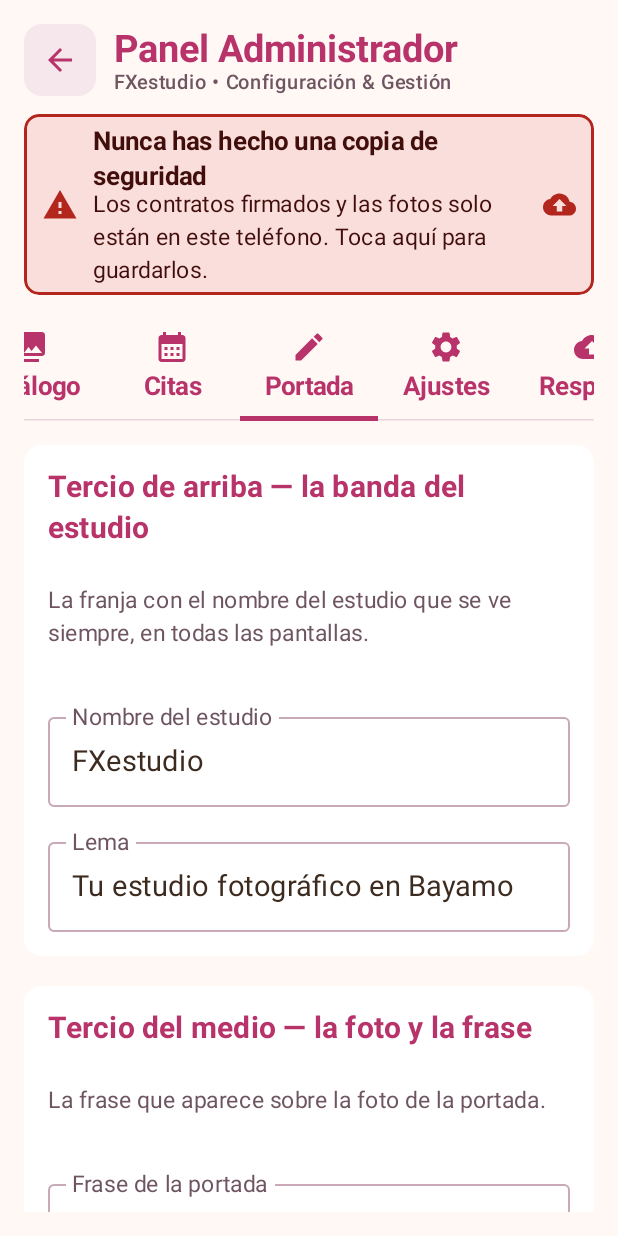
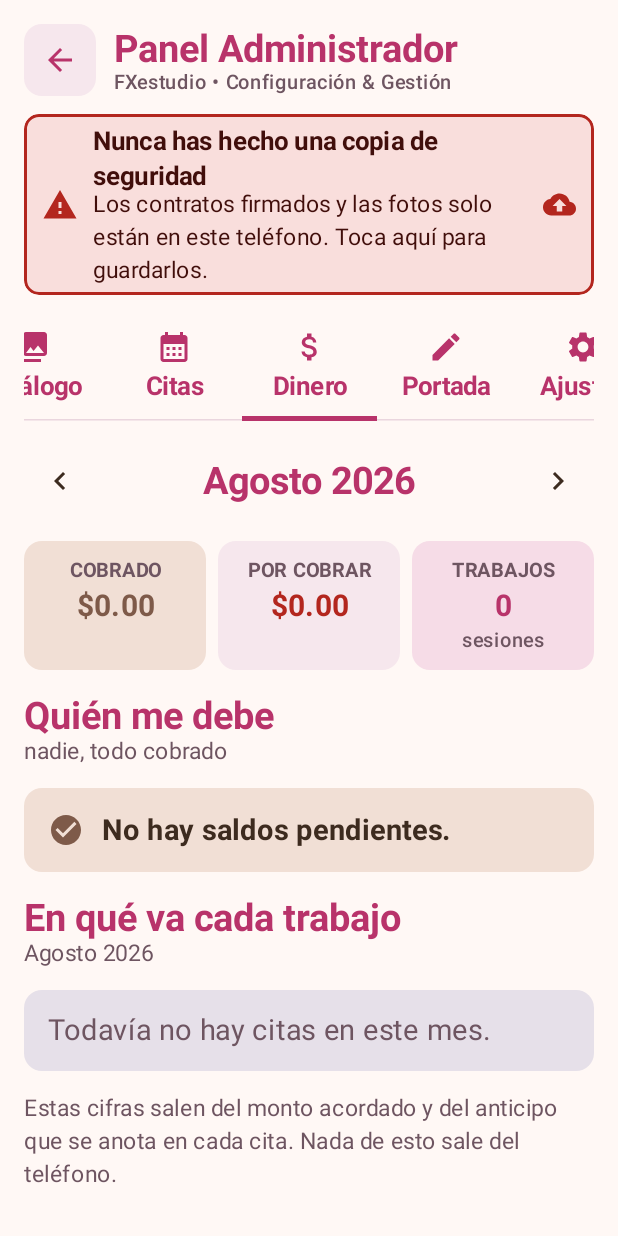
Before and after one commit to Ancylostoma/FX-Studio-1.0, an Android app built with Jetpack Compose: the composable AdminScreen shown on its own in the app's theme, tab 3 chosen, on a phone screen of 412 x 824 dp. Run offline under Robolectric (Android 15) with nearby library versions, the phone set to English and light mode, and no system bars; our stand-ins replace Room's generated code.

Commit message:
Panel de admin: nueva pestaña "Dinero"
Los montos ya se guardaban en cada cita (montoAcordado, anticipoPagado,
saldoPendiente y estado), pero solo se veían de una en una dentro de la
ficha del cliente. En ningún lugar se sumaban, así que para saber cuánto
se cobró en el mes o quién quedó debiendo había que abrir cita por cita.

Esta pestaña agrupa esos mismos datos, sin pedir nada nuevo:

- Tres cifras del mes elegido: cobrado, por cobrar y número de sesiones,
  cada una con su equivalencia en CUP según la tasa del estudio.
- "Quién me debe": todos los saldos pendientes, de cualquier mes, de
  mayor a menor, con botón de llamar y de recordar el pago por WhatsApp.
- "En qué va cada trabajo": conteo por etapa del contrato, en barras.

Detalles de implementación:

- MoneyAdminView.kt reutiliza fechaComparable() de la agenda para
  agrupar "dd/MM/yyyy" por mes; las fechas con otro formato quedan
  fuera en vez de romper el orden.
- El anticipo se acota al monto acordado y los montos negativos a cero,
  para que una cifra mal tecleada no infle el total cobrado ni saque un
  saldo negativo.
- La lista de deudas no se filtra por mes a propósito: un saldo viejo se
  cobra igual, y esconderlo sería justo el olvido que esto viene a evitar.
- generateCobroWhatsAppUri() arma un recordatorio corto de cobro, sin
  repetir el contrato entero.
- Las pestañas del panel pasan de 5 a 6; el banner de respaldo apunta al
  nuevo índice.

La pestaña vive dentro del panel de administrador, que ya está protegido
por PIN, así que el cliente no la ve.

Co-Authored-By: Claude Opus 5 <noreply@anthropic.com>
Claude-Session: https://claude.ai/code/session_01XYnpNNaUrqjN9B4vkM4ufB

```diff
--- a/app/src/main/java/com/example/MainActivity.kt
+++ b/app/src/main/java/com/example/MainActivity.kt
@@ -668,7 +668,7 @@ fun AdminScreen(
     var itemToEdit by remember { mutableStateOf<CatalogItem?>(null) }
     var itemPendingDelete by remember { mutableStateOf<CatalogItem?>(null) }
 
-    // 0 = Catálogo, 1 = Citas, 2 = Portada, 3 = Ajustes, 4 = Respaldo
+    // 0 = Catálogo, 1 = Citas, 2 = Dinero, 3 = Portada, 4 = Ajustes, 5 = Respaldo
     var adminTabSelected by remember { mutableStateOf(0) }
 
     Column(
@@ -735,7 +735,7 @@ fun AdminScreen(
         // contratos firmados solo están en este teléfono.
         BackupReminderBanner(
             ultimoRespaldo = ultimoRespaldo,
-            onIrARespaldo = { adminTabSelected = 4 }
+            onIrARespaldo = { adminTabSelected = 5 }
         )
 
         Spacer(modifier = Modifier.height(12.dp))
@@ -764,18 +764,24 @@ fun AdminScreen(
             Tab(
                 selected = adminTabSelected == 2,
                 onClick = { adminTabSelected = 2 },
+                text = { Text("Dinero", fontWeight = FontWeight.Bold) },
+                icon = { Icon(Icons.Default.AttachMoney, contentDescription = null) }
+            )
+            Tab(
+                selected = adminTabSelected == 3,
+                onClick = { adminTabSelected = 3 },
                 text = { Text("Portada", fontWeight = FontWeight.Bold) },
                 icon = { Icon(Icons.Default.Edit, contentDescription = null) }
             )
             Tab(
-                selected = adminTabSelected == 3,
-                onClick = { adminTabSelected = 3 },
+                selected = adminTabSelected == 4,
+                onClick = { adminTabSelected = 4 },
                 text = { Text("Ajustes", fontWeight = FontWeight.Bold) },
                 icon = { Icon(Icons.Default.Settings, contentDescription = null) }
             )
             Tab(
-                selected = adminTabSelected == 4,
-                onClick = { adminTabSelected = 4 },
+                selected = adminTabSelected == 5,
+                onClick = { adminTabSelected = 5 },
                 text = { Text("Respaldo", fontWeight = FontWeight.Bold) },
                 icon = { Icon(Icons.Default.Backup, contentDescription = null) }
             )
@@ -821,10 +827,14 @@ fun AdminScreen(
                     AppointmentsAdminView(viewModel = viewModel)
                 }
                 2 -> {
+                    // Resumen de dinero: cobrado, por cobrar y quién debe
+                    MoneyAdminView(viewModel = viewModel)
+                }
+                3 -> {
                     // Editor de la portada y de la ficha de contacto
                     AdminCoverView(viewModel = viewModel)
                 }
-                3 -> {
+                4 -> {
                     // Configuration Form
                     AdminSettingsView(
                         viewModel = viewModel,
@@ -844,7 +854,7 @@ fun AdminScreen(
                         }
                     )
                 }
-                4 -> {
+                5 -> {
                     // Backup & Import
                     AdminBackupView(
                         viewModel = viewModel
--- /dev/null
+++ b/app/src/main/java/com/example/ui/MoneyAdminView.kt
@@ -0,0 +1,581 @@
+package com.example.ui
+
+import android.content.Intent
+import android.net.Uri
+import android.widget.Toast
+import androidx.compose.foundation.background
+import androidx.compose.foundation.layout.*
+import androidx.compose.foundation.lazy.LazyColumn
+import androidx.compose.foundation.lazy.itemsIndexed
+import androidx.compose.foundation.shape.RoundedCornerShape
+import androidx.compose.material.icons.Icons
+import androidx.compose.material.icons.filled.*
+import androidx.compose.material3.*
+import androidx.compose.runtime.*
+import androidx.compose.runtime.saveable.rememberSaveable
+import androidx.compose.ui.Alignment
+import androidx.compose.ui.Modifier
+import androidx.compose.ui.draw.clip
+import androidx.compose.ui.graphics.Color
+import androidx.compose.ui.platform.LocalContext
+import androidx.compose.ui.text.font.FontWeight
+import androidx.compose.ui.text.style.TextAlign
+import androidx.compose.ui.text.style.TextOverflow
+import androidx.compose.ui.unit.dp
+import com.example.data.AppointmentEntity
+import com.example.data.EstadoCita
+import java.util.Calendar
+import java.util.Locale
+
+/**
+ * Pestaña "Dinero" del panel del administrador.
+ *
+ * No pide ningún dato nuevo: todo sale de lo que ya se guarda en cada cita
+ * (monto acordado, anticipo pagado y etapa del trabajo). Hasta ahora esos
+ * números solo se veían de uno en uno, dentro de la ficha de cada cliente;
+ * aquí se suman para que el estudio pueda ver el mes completo de un vistazo
+ * y, sobre todo, para que no se le olvide cobrar un saldo.
+ */
+
+// ------------------------------------------------------------------
+// Cálculos
+// ------------------------------------------------------------------
+
+/** Convierte "dd/MM/yyyy" en aaaamm, para agrupar por mes. */
+internal fun mesComparable(fecha: String): Int {
+    val dia = fechaComparable(fecha)
+    return if (dia == Int.MAX_VALUE) Int.MAX_VALUE else dia / 100
+}
+
+/** Las cifras del mes que se enseñan arriba del todo. */
+internal data class ResumenMes(
+    val cobrado: Double,
+    val porCobrar: Double,
+    val acordado: Double,
+    val trabajos: Int
+)
+
+/**
+ * Suma un mes concreto. El anticipo nunca se cuenta por encima del monto
+ * acordado, para que una cifra mal tecleada no infle el total cobrado.
+ */
+internal fun resumenDelMes(citas: List<AppointmentEntity>): ResumenMes {
+    var cobrado = 0.0
+    var acordado = 0.0
+    for (c in citas) {
+        val total = c.montoAcordado.coerceAtLeast(0.0)
+        acordado += total
+        cobrado += c.anticipoPagado.coerceIn(0.0, total)
+    }
+    return ResumenMes(
+        cobrado = cobrado,
+        porCobrar = (acordado - cobrado).coerceAtLeast(0.0),
+        acordado = acordado,
+        trabajos = citas.size
+    )
+}
+
+/** Cuántos trabajos hay en cada etapa, en el orden del contrato. */
+internal fun conteoPorEstado(citas: List<AppointmentEntity>): List<Pair<String, Int>> =
+    EstadoCita.TODOS.map { estado -> estado to citas.count { it.estado == estado } }
+
+/** "$1,234.56" — siempre con punto de miles y dos decimales. */
+private fun usd(valor: Double): String = "$" + String.format(Locale.US, "%,.2f", valor)
+
+private val MESES_DINERO = listOf(
+    "Enero", "Febrero", "Marzo", "Abril", "Mayo", "Junio",
+    "Julio", "Agosto", "Septiembre", "Octubre", "Noviembre", "Diciembre"
+)
+
+// ------------------------------------------------------------------
+// Pantalla
+// ------------------------------------------------------------------
+
+@Composable
+fun MoneyAdminView(viewModel: StudioViewModel) {
+    val context = LocalContext.current
+    val citas by viewModel.appointments.collectAsState()
+
+    // Mes que se está mirando. Arranca en el mes actual del teléfono.
+    val hoy = remember { Calendar.getInstance() }
+    var anio by rememberSaveable { mutableStateOf(hoy.get(Calendar.YEAR)) }
+    var mes by rememberSaveable { mutableStateOf(hoy.get(Calendar.MONTH) + 1) }
+
+    val clave = anio * 100 + mes
+    val citasDelMes = remember(citas, clave) {
+        citas.filter { mesComparable(it.fecha) == clave }
+    }
+    val resumen = remember(citasDelMes) { resumenDelMes(citasDelMes) }
+    val estados = remember(citasDelMes) { conteoPorEstado(citasDelMes) }
+
+    // La lista de deudas es de TODOS los meses: un saldo de junio se cobra
+    // igual en agosto, y esconderlo al cambiar de mes sería justo el error
+    // que esta pantalla viene a evitar.
+    val deudores = remember(citas) {
+        citas.filter { it.saldoPendiente > 0.009 }
+            .sortedByDescending { it.saldoPendiente }
+    }
+    val totalPendiente = remember(deudores) { deudores.sumOf { it.saldoPendiente } }
+
+    LazyColumn(
+        modifier = Modifier.fillMaxSize(),
+        verticalArrangement = Arrangement.spacedBy(16.dp)
+    ) {
+        // ---- selector de mes ----
+        item {
+            Row(
+                modifier = Modifier.fillMaxWidth(),
+                verticalAlignment = Alignment.CenterVertically,
+                horizontalArrangement = Arrangement.SpaceBetween
+            ) {
+                IconButton(onClick = {
+                    if (mes == 1) { mes = 12; anio -= 1 } else mes -= 1
+                }) {
+                    Icon(Icons.Default.ChevronLeft, contentDescription = "Mes anterior")
+                }
+                Text(
+                    text = "${MESES_DINERO[(mes - 1).coerceIn(0, 11)]} $anio",
+                    style = MaterialTheme.typography.titleLarge,
+                    fontWeight = FontWeight.Bold,
+                    color = MaterialTheme.colorScheme.primary,
+                    maxLines = 1
+                )
+                IconButton(onClick = {
+                    if (mes == 12) { mes = 1; anio += 1 } else mes += 1
+                }) {
+                    Icon(Icons.Default.ChevronRight, contentDescription = "Mes siguiente")
+                }
+            }
+        }
+
+        // ---- las tres cifras ----
+        item {
+            Row(
+                modifier = Modifier.fillMaxWidth(),
+                horizontalArrangement = Arrangement.spacedBy(8.dp)
+            ) {
+                CifraGrande(
+                    modifier = Modifier.weight(1f),
+                    titulo = "COBRADO",
+                    valor = usd(resumen.cobrado),
+                    detalle = viewModel.cupLabel(resumen.cobrado),
+                    color = MaterialTheme.colorScheme.tertiary,
+                    fondo = MaterialTheme.colorScheme.tertiaryContainer
+                )
+                CifraGrande(
+                    modifier = Modifier.weight(1f),
+                    titulo = "POR COBRAR",
+                    valor = usd(resumen.porCobrar),
+                    detalle = viewModel.cupLabel(resumen.porCobrar),
+                    color = MaterialTheme.colorScheme.error,
+                    fondo = MaterialTheme.colorScheme.surfaceVariant
+                )
+                CifraGrande(
+                    modifier = Modifier.weight(1f),
+                    titulo = "TRABAJOS",
+                    valor = resumen.trabajos.toString(),
+                    detalle = if (resumen.trabajos == 1) "sesión" else "sesiones",
+                    color = MaterialTheme.colorScheme.primary,
+                    fondo = MaterialTheme.colorScheme.primaryContainer
+                )
+            }
+        }
+
+        if (resumen.acordado > 0.009) {
+            item {
+                Text(
+                    text = "Acordado en el mes: ${usd(resumen.acordado)}",
+                    style = MaterialTheme.typography.bodyMedium,
+                    color = MaterialTheme.colorScheme.onSurfaceVariant
+                )
+            }
+        }
+
+        // ---- quién me debe ----
+        item {
+            TituloSeccion(
+                titulo = "Quién me debe",
+                apoyo = if (deudores.isEmpty()) "nadie, todo cobrado"
+                        else "de todos los meses, mayor deuda primero"
+            )
+        }
+
+        if (deudores.isEmpty()) {
+            item {
+                Card(
+                    modifier = Modifier.fillMaxWidth(),
+                    colors = CardDefaults.cardColors(
+                        containerColor = MaterialTheme.colorScheme.tertiaryContainer
+                    )
+                ) {
+                    Row(
+                        modifier = Modifier.fillMaxWidth().padding(16.dp),
+                        verticalAlignment = Alignment.CenterVertically
+                    ) {
+                        Icon(
+                            Icons.Default.CheckCircle,
+                            contentDescription = null,
+                            tint = MaterialTheme.colorScheme.tertiary
+                        )
+                        Spacer(modifier = Modifier.width(12.dp))
+                        Text(
+                            text = "No hay saldos pendientes.",
+                            style = MaterialTheme.typography.bodyLarge,
+                            fontWeight = FontWeight.Bold,
+                            color = MaterialTheme.colorScheme.onTertiaryContainer
+                        )
+                    }
+                }
+            }
+        } else {
+            itemsIndexed(deudores) { indice, cita ->
+                FilaDeuda(
+                    cita = cita,
+                    par = indice % 2 == 0,
+                    equivalencia = viewModel.cupLabel(cita.saldoPendiente),
+                    onLlamar = {
+                        val tel = cita.telefono.filter { it.isDigit() || it == '+' }
+                        if (tel.isBlank()) {
+                            Toast.makeText(
+                                context,
+                                "Esta cita no tiene teléfono guardado",
+                                Toast.LENGTH_SHORT
+                            ).show()
+                        } else {
+                            abrirIntent(
+                                context,
+                                Intent(Intent.ACTION_DIAL, Uri.parse("tel:$tel")),
+                                "No se pudo abrir el teléfono"
+                            )
+                        }
+                    },
+                    onCobrar = {
+                        abrirIntent(
+                            context,
+                            Intent(
+                                Intent.ACTION_VIEW,
+                                Uri.parse(viewModel.generateCobroWhatsAppUri(cita))
+                            ),
+                            "WhatsApp no está instalado"
+                        )
+                    }
+                )
+            }
+
+            item {
+                Card(
+                    modifier = Modifier.fillMaxWidth(),
+                    colors = CardDefaults.cardColors(
+                        containerColor = MaterialTheme.colorScheme.surfaceVariant
+                    )
+                ) {
+                    Column(modifier = Modifier.fillMaxWidth().padding(16.dp)) {
+                        Text(
+                            text = "Total pendiente: ${usd(totalPendiente)}",
+                            style = MaterialTheme.typography.titleMedium,
+                            fontWeight = FontWeight.Bold,
+                            color = MaterialTheme.colorScheme.primary
+                        )
+                        viewModel.cupLabel(totalPendiente)?.let { linea ->
+                            Text(
+                                text = linea,
+                                style = MaterialTheme.typography.bodyMedium,
+                                color = MaterialTheme.colorScheme.onSurfaceVariant
+                            )
+                        }
+                        Text(
+                            text = "${deudores.size} " +
+                                if (deudores.size == 1) "cliente" else "clientes",
+                            style = MaterialTheme.typography.bodySmall,
+                            color = MaterialTheme.colorScheme.onSurfaceVariant
+                        )
+                    }
+                }
+            }
+        }
+
+        // ---- en qué va cada trabajo ----
+        item {
+            TituloSeccion(
+                titulo = "En qué va cada trabajo",
+                apoyo = "${MESES_DINERO[(mes - 1).coerceIn(0, 11)]} $anio"
+            )
+        }
+
+        item {
+            val mayor = estados.maxOfOrNull { it.second } ?: 0
+            Card(modifier = Modifier.fillMaxWidth()) {
+                Column(
+                    modifier = Modifier.fillMaxWidth().padding(16.dp),
+                    verticalArrangement = Arrangement.spacedBy(10.dp)
+                ) {
+                    if (mayor == 0) {
+                        Text(
+                            text = "Todavía no hay citas en este mes.",
+                            style = MaterialTheme.typography.bodyLarge,
+                            color = MaterialTheme.colorScheme.onSurfaceVariant
+                        )
+                    } else {
+                        estados.forEach { (nombre, cantidad) ->
+                            BarraEstado(
+                                nombre = nombre,
+                                cantidad = cantidad,
+                                mayor = mayor,
+                                color = colorDeEstado(nombre)
+                            )
+                        }
+                    }
+                }
+            }
+        }
+
+        item {
+            Text(
+                text = "Estas cifras salen del monto acordado y del anticipo que se " +
+                    "anota en cada cita. Nada de esto sale del teléfono.",
+                style = MaterialTheme.typography.bodySmall,
+                color = MaterialTheme.colorScheme.onSurfaceVariant
+            )
+        }
+
+        item { Spacer(modifier = Modifier.height(8.dp)) }
+    }
+}
+
+// ------------------------------------------------------------------
+// Piezas sueltas
+// ------------------------------------------------------------------
+
+/** Abre una app externa avisando en pantalla si no hay ninguna que sirva. */
+private fun abrirIntent(
+    context: android.content.Context,
+    intent: Intent,
+    mensajeSiFalla: String
+) {
+    try {
+        context.startActivity(intent)
+    } catch (e: Exception) {
+        Toast.makeText(context, mensajeSiFalla, Toast.LENGTH_SHORT).show()
+    }
+}
+
+/** Cada etapa con su color, para que la barra se lea sin leer el nombre. */
+@Composable
+private fun colorDeEstado(estado: String): Color = when (estado) {
+    EstadoCita.RESERVADA -> MaterialTheme.colorScheme.primary
+    EstadoCita.SESION_HECHA -> MaterialTheme.colorScheme.secondary
+    EstadoCita.EN_EDICION -> MaterialTheme.colorScheme.tertiary
+    EstadoCita.LISTA -> MaterialTheme.colorScheme.error
+    else -> MaterialTheme.colorScheme.outline
+}
+
+@Composable
+private fun TituloSeccion(titulo: String, apoyo: String) {
+    Column(modifier = Modifier.fillMaxWidth()) {
+        Text(
+            text = titulo,
+            style = MaterialTheme.typography.titleLarge,
+            fontWeight = FontWeight.Bold,
+            color = MaterialTheme.colorScheme.primary
+        )
+        Text(
+            text = apoyo,
+            style = MaterialTheme.typography.bodySmall,
+            color = MaterialTheme.colorScheme.onSurfaceVariant
+        )
+    }
+}
+
+/**
+ * Una de las tres cifras de arriba. El ancho lo reparte el Row que la llama
+ * con weight(1f); aquí todo va centrado y en una sola línea.
+ */
+@Composable
+private fun CifraGrande(
+    modifier: Modifier = Modifier,
+    titulo: String,
+    valor: String,
+    detalle: String?,
+    color: Color,
+    fondo: Color
+) {
+    Card(
+        modifier = modifier,
+        colors = CardDefaults.cardColors(containerColor = fondo)
+    ) {
+        Column(
+            modifier = Modifier.fillMaxWidth().padding(vertical = 12.dp, horizontal = 6.dp),
+            horizontalAlignment = Alignment.CenterHorizontally,
+            verticalArrangement = Arrangement.spacedBy(4.dp)
+        ) {
+            Text(
+                text = titulo,
+                style = MaterialTheme.typography.labelSmall,
+                fontWeight = FontWeight.Bold,
+                color = MaterialTheme.colorScheme.onSurfaceVariant,
+                textAlign = TextAlign.Center,
+                maxLines = 1,
+                overflow = TextOverflow.Ellipsis
+            )
+            Text(
+                text = valor,
+                style = MaterialTheme.typography.titleMedium,
+                fontWeight = FontWeight.Bold,
+                color = color,
+                textAlign = TextAlign.Center,
+                maxLines = 1,
+                overflow = TextOverflow.Ellipsis
+            )
+            Text(
+                text = detalle ?: " ",
+                style = MaterialTheme.typography.labelSmall,
+                color = MaterialTheme.colorScheme.onSurfaceVariant,
+                textAlign = TextAlign.Center,
+                maxLines = 2,
+                overflow = TextOverflow.Ellipsis
+            )
+        }
+    }
+}
+
+/** Una línea de "Quién me debe", con el botón de llamar y el de cobrar. */
+@Composable
+private fun FilaDeuda(
+    cita: AppointmentEntity,
+    par: Boolean,
+    equivalencia: String?,
+    onLlamar: () -> Unit,
+    onCobrar: () -> Unit
+) {
+    val fondo = if (par) MaterialTheme.colorScheme.surface
+    else MaterialTheme.colorScheme.surfaceVariant.copy(alpha = 0.45f)
+
+    Card(
+        modifier = Modifier.fillMaxWidth(),
+        colors = CardDefaults.cardColors(containerColor = fondo)
+    ) {
+        Row(
+            modifier = Modifier.fillMaxWidth().padding(12.dp),
+            verticalAlignment = Alignment.CenterVertically
+        ) {
+            // Los datos del cliente se llevan todo el ancho sobrante; sin este
+            // weight el texto se estrujaría en una letra por línea.
+            Column(modifier = Modifier.weight(1f)) {
+                Text(
+                    text = cita.nombreCliente.ifBlank { "Sin nombre" },
+                    style = MaterialTheme.typography.titleMedium,
+                    fontWeight = FontWeight.Bold,
+                    color = MaterialTheme.colorScheme.onSurface,
+                    maxLines = 1,
+                    overflow = TextOverflow.Ellipsis
+                )
+                Text(
+                    text = "${cita.fecha} · ${cita.detalleSeleccion.replace("\n", " ")}",
+                    style = MaterialTheme.typography.bodySmall,
+                    color = MaterialTheme.colorScheme.onSurfaceVariant,
+                    maxLines = 2,
+                    overflow = TextOverflow.Ellipsis
+                )
+                Spacer(modifier = Modifier.height(6.dp))
+                Text(
+                    text = cita.estado,
+                    style = MaterialTheme.typography.labelSmall,
+                    fontWeight = FontWeight.Bold,
+                    color = MaterialTheme.colorScheme.onSecondaryContainer,
+                    modifier = Modifier
+                        .clip(RoundedCornerShape(8.dp))
+                        .background(MaterialTheme.colorScheme.secondaryContainer)
+                        .padding(horizontal = 8.dp, vertical = 3.dp)
+                )
+            }
+
+            Spacer(modifier = Modifier.width(8.dp))
+
+            Column(horizontalAlignment = Alignment.End) {
+                Text(
+                    text = usd(cita.saldoPendiente),
+                    style = MaterialTheme.typography.titleMedium,
+                    fontWeight = FontWeight.Bold,
+                    color = MaterialTheme.colorScheme.error,
+                    maxLines = 1
+                )
+                if (equivalencia != null) {
+                    Text(
+                        text = equivalencia,
+                        style = MaterialTheme.typography.labelSmall,
+                        color = MaterialTheme.colorScheme.onSurfaceVariant,
+                        textAlign = TextAlign.End,
+                        maxLines = 2,
+                        overflow = TextOverflow.Ellipsis
+                    )
+                }
+                Row {
+                    IconButton(onClick = onLlamar) {
+                        Icon(
+                            Icons.Default.Call,
+                            contentDescription = "Llamar a ${cita.nombreCliente}",
+                            tint = MaterialTheme.colorScheme.primary
+                        )
+                    }
+                    IconButton(onClick = onCobrar) {
+                        Icon(
+                            Icons.Default.Share,
+                            contentDescription = "Recordar el pago por WhatsApp",
+                            tint = MaterialTheme.colorScheme.primary
+                        )
+                    }
+                }
+            }
+        }
+    }
+}
+
+/** Una barra de "En qué va cada trabajo". */
+@Composable
+private fun BarraEstado(
+    nombre: String,
+    cantidad: Int,
+    mayor: Int,
+    color: Color
+) {
+    Row(
+        modifier = Modifier.fillMaxWidth(),
+        verticalAlignment = Alignment.CenterVertically
+    ) {
+        Text(
+            text = nombre,
+            style = MaterialTheme.typography.bodyMedium,
+            fontWeight = FontWeight.Bold,
+            color = MaterialTheme.colorScheme.onSurface,
+            maxLines = 1,
+            overflow = TextOverflow.Ellipsis,
+            modifier = Modifier.width(130.dp)
+        )
+        Box(
+            modifier = Modifier
+                .weight(1f)
+                .height(22.dp)
+                .clip(RoundedCornerShape(11.dp))
+                .background(MaterialTheme.colorScheme.surfaceVariant)
+        ) {
+            if (cantidad > 0 && mayor > 0) {
+                Box(
+                    modifier = Modifier
+                        .fillMaxHeight()
+                        .fillMaxWidth((cantidad.toFloat() / mayor.toFloat()).coerceIn(0.08f, 1f))
+                        .clip(RoundedCornerShape(11.dp))
+                        .background(color)
+                )
+            }
+        }
+        Text(
+            text = cantidad.toString(),
+            style = MaterialTheme.typography.titleMedium,
+            fontWeight = FontWeight.Bold,
+            color = MaterialTheme.colorScheme.onSurface,
+            textAlign = TextAlign.End,
+            maxLines = 1,
+            modifier = Modifier.width(40.dp)
+        )
+    }
+}
```
Also changed, not shown: app/src/main/java/com/example/ui/StudioViewModel.kt (+34 -0 lines).
